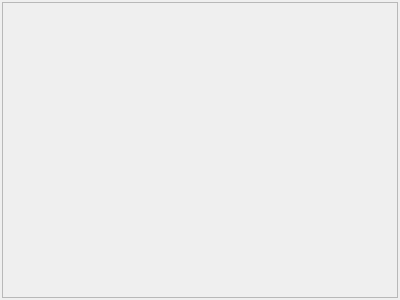
Old version of the form cplayer.ui in the repository code-google-com/vlc-record.
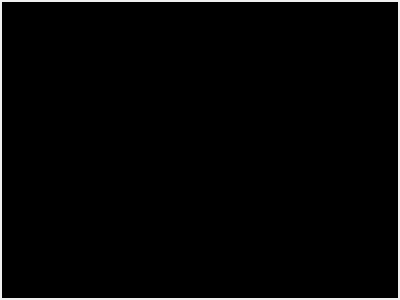
New version of the form.

Commit message: - working on player class

Patch:
```diff
--- a/cplayer.ui
+++ b/cplayer.ui
@@ -22,11 +22,19 @@
    </property>
    <item>
     <widget class="QFrame" name="fVideo">
+     <property name="styleSheet">
+      <string notr="true">QFrame#fVideo {
+   background-color: black;
+}</string>
+     </property>
      <property name="frameShape">
-      <enum>QFrame::StyledPanel</enum>
+      <enum>QFrame::Panel</enum>
      </property>
      <property name="frameShadow">
-      <enum>QFrame::Raised</enum>
+      <enum>QFrame::Sunken</enum>
+     </property>
+     <property name="lineWidth">
+      <number>1</number>
      </property>
     </widget>
    </item>
```
The commit also changes 2 other files.
